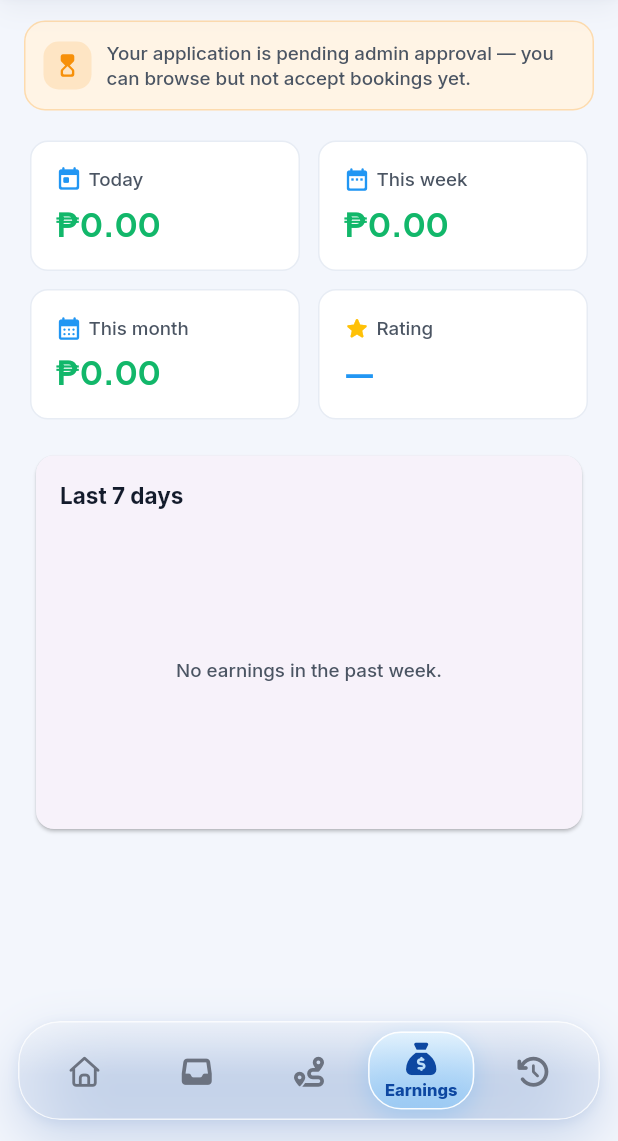
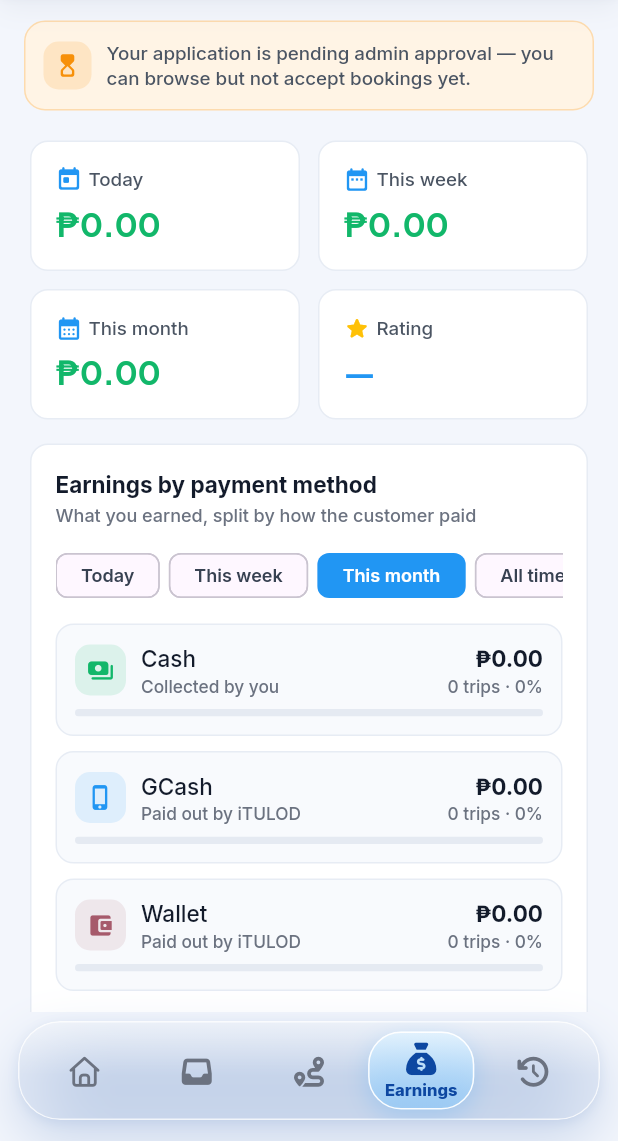
Before and after one commit to jhosnhel07/app_itulod, a Flutter app: the RiderDashboardScreen screen opened directly, item 4 of the bottom bar chosen, on a phone screen of 412 x 824 dp, the part 95-1236 px from its top. Run offline on Flutter 3.47's test engine with Material 3 defaults, Android fonts, the phone set to English and light mode, and no system bars; our stand-ins replace cached_network_image, firebase_core, firebase_messaging, fl_chart, flutter_dotenv, flutter_local_notifications and 13 more; accounts and stored records are empty; network calls fail.

Commit message:
1.0.32: rider earnings by Cash / GCash / Wallet, plus records
Earnings now shows what the rider earned from cash, GCash and wallet
trips (today / this week / this month / all time, with trip counts and
shares) and a list of every paid trip filterable by method, with what the
customer paid, the commission and the rider's share. Matches the web.

Co-Authored-By: Claude Opus 5.5 <noreply@anthropic.com>

```diff
--- a/lib/features/rider/data/rider_repository.dart
+++ b/lib/features/rider/data/rider_repository.dart
@@ -15,6 +15,8 @@ class RiderEarnings {
   final double month;
   final double averageRating;
   final List<double> last7Days; // oldest → newest
+  /// Every paid trip, newest first (web: Earnings records).
+  final List<EarningRecord> records;
 
   const RiderEarnings({
     this.today = 0,
@@ -22,7 +24,31 @@ class RiderEarnings {
     this.month = 0,
     this.averageRating = 0,
     this.last7Days = const [0, 0, 0, 0, 0, 0, 0],
+    this.records = const [],
   });
+}
+
+/// One paid trip: what the customer paid, iTULOD's commission and the
+/// rider's share, and how it was paid (cash / gcash / wallet).
+class EarningRecord {
+  final String method;
+  final String bookingType;
+  final double amount;
+  final double commission;
+  final double payout;
+  final DateTime createdAt;
+
+  const EarningRecord({
+    required this.method,
+    required this.bookingType,
+    required this.amount,
+    required this.commission,
+    required this.payout,
+    required this.createdAt,
+  });
+
+  /// A cancellation / no-show fee goes to the rider whole (no commission).
+  bool get isFee => commission == 0 && amount == payout;
 }
 
 /// "Your day at a glance" snapshot for the rider home tab — mirrors the web
@@ -452,14 +478,25 @@ class RiderRepository {
 
     final payments = await _supabase
         .from('payments')
-        .select('rider_payout, created_at')
+        .select('rider_payout, created_at, method, amount, platform_commission, booking_type, status')
         .eq('rider_id', riderId);
 
+    final records = <EarningRecord>[];
     for (final row in (payments as List)) {
       final payout = (row['rider_payout'] as num?)?.toDouble() ?? 0;
       final created = DateTime.tryParse(row['created_at'] as String? ?? '');
       if (created == null) continue;
       final local = created.toLocal();
+      if (row['status'] == 'paid') {
+        records.add(EarningRecord(
+          method: row['method'] as String? ?? '',
+          bookingType: row['booking_type'] as String? ?? '',
+          amount: (row['amount'] as num?)?.toDouble() ?? 0,
+          commission: (row['platform_commission'] as num?)?.toDouble() ?? 0,
+          payout: payout,
+          createdAt: local,
+        ));
+      }
       if (!local.isBefore(startOfDay)) today += payout;
       if (!local.isBefore(startOfWeek)) week += payout;
       if (!local.isBefore(startOfMonth)) month += payout;
@@ -490,6 +527,7 @@ class RiderRepository {
       month: month,
       averageRating: ratingCount > 0 ? ratingSum / ratingCount : 0,
       last7Days: daily,
+      records: records..sort((a, b) => b.createdAt.compareTo(a.createdAt)),
     );
   }
 
--- /dev/null
+++ b/lib/features/rider/presentation/widgets/rider_earnings_breakdown.dart
@@ -0,0 +1,307 @@
+import 'package:flutter/material.dart';
+import '../../../../core/constants/app_colors.dart';
+import '../../../../core/constants/app_typography.dart';
+import '../../../../core/utils/formatters.dart';
+import '../../data/rider_repository.dart';
+
+// Rider → Earnings: what the rider earned split by how the customer paid, and
+// every paid trip (web: rider.js renderPaySplit / renderPayRecords).
+
+class _Method {
+  final String key, label, hint;
+  final IconData icon;
+  final Color Function() color;
+  const _Method(this.key, this.label, this.icon, this.hint, this.color);
+}
+
+final _methods = <_Method>[
+  _Method('cash', 'Cash', Icons.payments_rounded, 'Collected by you', () => AppColors.success),
+  _Method('gcash', 'GCash', Icons.phone_iphone_rounded, 'Paid out by iTULOD', () => AppColors.primary),
+  _Method('wallet', 'Wallet', Icons.account_balance_wallet_rounded, 'Paid out by iTULOD', () => AppColors.secondaryDark),
+];
+_Method? _methodOf(String key) {
+  for (final m in _methods) {
+    if (m.key == key) return m;
+  }
+  return null;
+}
+
+const _kindLabel = {'transport': 'Ride', 'food': 'Food', 'parcel': 'Parcel', 'hauling': 'Hauling'};
+
+class _Pills extends StatelessWidget {
+  final List<(String, String)> options; // (value, label)
+  final String selected;
+  final ValueChanged<String> onChanged;
+  const _Pills({required this.options, required this.selected, required this.onChanged});
+
+  @override
+  Widget build(BuildContext context) {
+    return SingleChildScrollView(
+      scrollDirection: Axis.horizontal,
+      child: Row(
+        children: [
+          for (final o in options)
+            Padding(
+              padding: const EdgeInsets.only(right: 6),
+              child: ChoiceChip(
+                label: Text(o.$2),
+                selected: o.$1 == selected,
+                onSelected: (_) => onChanged(o.$1),
+                showCheckmark: false,
+                selectedColor: AppColors.primary,
+                labelStyle: AppTypography.caption.copyWith(
+                  fontWeight: FontWeight.w600,
+                  color: o.$1 == selected ? Colors.white : AppColors.neutral700,
+                ),
+                visualDensity: VisualDensity.compact,
+              ),
+            ),
+        ],
+      ),
+    );
+  }
+}
+
+class _Section extends StatelessWidget {
+  final String title, subtitle;
+  final Widget child;
+  const _Section({required this.title, required this.subtitle, required this.child});
+
+  @override
+  Widget build(BuildContext context) {
+    return Container(
+      width: double.infinity,
+      padding: const EdgeInsets.all(16),
+      decoration: BoxDecoration(
+        color: AppColors.surface,
+        borderRadius: BorderRadius.circular(12),
+        border: Border.all(color: AppColors.cardBorder),
+      ),
+      child: Column(
+        crossAxisAlignment: CrossAxisAlignment.start,
+        children: [
+          Text(title, style: AppTypography.bodyBold),
+          const SizedBox(height: 2),
+          Text(subtitle, style: AppTypography.caption),
+          const SizedBox(height: 12),
+          child,
+        ],
+      ),
+    );
+  }
+}
+
+/// Cash / GCash / Wallet totals for a period, with trip counts and shares.
+class PaymentSplitCard extends StatefulWidget {
+  final List<EarningRecord> records;
+  const PaymentSplitCard({super.key, required this.records});
+
+  @override
+  State<PaymentSplitCard> createState() => _PaymentSplitCardState();
+}
+
+class _PaymentSplitCardState extends State<PaymentSplitCard> {
+  String _range = 'month';
+
+  DateTime? _from() {
+    final now = DateTime.now();
+    final day = DateTime(now.year, now.month, now.day);
+    switch (_range) {
+      case 'day':
+        return day;
+      case 'week':
+        return day.subtract(Duration(days: now.weekday % 7));
+      case 'month':
+        return DateTime(now.year, now.month, 1);
+      default:
+        return null;
+    }
+  }
+
+  @override
+  Widget build(BuildContext context) {
+    final from = _from();
+    final inRange = widget.records.where((r) => from == null || !r.createdAt.isBefore(from)).toList();
+    final total = inRange.fold<double>(0, (a, r) => a + r.payout);
+    return _Section(
+      title: 'Earnings by payment method',
+      subtitle: 'What you earned, split by how the customer paid',
+      child: Column(
+        crossAxisAlignment: CrossAxisAlignment.start,
+        children: [
+          _Pills(
+            options: const [('day', 'Today'), ('week', 'This week'), ('month', 'This month'), ('all', 'All time')],
+            selected: _range,
+            onChanged: (v) => setState(() => _range = v),
+          ),
+          const SizedBox(height: 12),
+          for (final m in _methods) _splitRow(m, inRange, total),
+          const SizedBox(height: 4),
+          Text(
+            'Cash: you collected it and owe iTULOD the commission. GCash and Wallet: iTULOD received it and pays your share out to you.',
+            style: AppTypography.caption.copyWith(fontSize: 11.5),
+          ),
+        ],
+      ),
+    );
+  }
+
+  Widget _splitRow(_Method m, List<EarningRecord> inRange, double total) {
+    final rows = inRange.where((r) => r.method == m.key).toList();
+    final earned = rows.fold<double>(0, (a, r) => a + r.payout);
+    final share = total > 0 ? earned / total : 0.0;
+    final color = m.color();
+    return Container(
+      margin: const EdgeInsets.only(bottom: 10),
+      padding: const EdgeInsets.all(12),
+      decoration: BoxDecoration(
+        color: AppColors.neutral50,
+        borderRadius: BorderRadius.circular(12),
+        border: Border.all(color: AppColors.cardBorder),
+      ),
+      child: Column(
+        children: [
+          Row(
+            children: [
+              Container(
+                width: 34,
+                height: 34,
+                decoration: BoxDecoration(color: color.withValues(alpha: 0.12), borderRadius: BorderRadius.circular(10)),
+                child: Icon(m.icon, size: 18, color: color),
+              ),
+              const SizedBox(width: 10),
+              Expanded(
+                child: Column(
+                  crossAxisAlignment: CrossAxisAlignment.start,
+                  children: [
+                    Text(m.label, style: AppTypography.bodyMedium),
+                    Text(m.hint, style: AppTypography.caption.copyWith(fontSize: 11.5)),
+                  ],
+                ),
+              ),
+              Column(
+                crossAxisAlignment: CrossAxisAlignment.end,
+                children: [
+                  Text(Formatters.currency(earned), style: AppTypography.bodyBold),
+                  Text('${rows.length} trip${rows.length == 1 ? '' : 's'} · ${(share * 100).round()}%',
+                      style: AppTypography.caption.copyWith(fontSize: 11.5)),
+                ],
+              ),
+            ],
+          ),
+          const SizedBox(height: 8),
+          ClipRRect(
+            borderRadius: BorderRadius.circular(99),
+            child: LinearProgressIndicator(
+              value: share,
+              minHeight: 5,
+              backgroundColor: AppColors.neutral200,
+              valueColor: AlwaysStoppedAnimation(color),
+            ),
+          ),
+        ],
+      ),
+    );
+  }
+}
+
+/// Every paid trip, newest first, filterable by payment method.
+class EarningRecordsCard extends StatefulWidget {
+  final List<EarningRecord> records;
+  const EarningRecordsCard({super.key, required this.records});
+
+  @override
+  State<EarningRecordsCard> createState() => _EarningRecordsCardState();
+}
+
+class _EarningRecordsCardState extends State<EarningRecordsCard> {
+  String _filter = 'all';
+  static const _limit = 50;
+
+  @override
+  Widget build(BuildContext context) {
+    final all = widget.records.where((r) => _filter == 'all' || r.method == _filter).toList();
+    final shown = all.take(_limit).toList();
+    return _Section(
+      title: 'Earnings records',
+      subtitle: 'Every paid trip, newest first',
+      child: Column(
+        crossAxisAlignment: CrossAxisAlignment.start,
+        children: [
+          _Pills(
+            options: const [('all', 'All'), ('cash', 'Cash'), ('gcash', 'GCash'), ('wallet', 'Wallet')],
+            selected: _filter,
+            onChanged: (v) => setState(() => _filter = v),
+          ),
+          const SizedBox(height: 6),
+          if (shown.isEmpty)
+            Padding(
+              padding: const EdgeInsets.symmetric(vertical: 20),
+              child: Center(
+                child: Text(
+                  _filter == 'all' ? 'Completed trips show up here with what you earned.' : 'No trips paid this way yet.',
+                  style: AppTypography.captionDark,
+                  textAlign: TextAlign.center,
+                ),
+              ),
+            )
+          else
+            for (var i = 0; i < shown.length; i++) _recordRow(shown[i], last: i == shown.length - 1),
+          if (all.length > _limit)
+            Padding(
+              padding: const EdgeInsets.only(top: 8),
+              child: Center(child: Text('Showing the latest $_limit.', style: AppTypography.caption)),
+            ),
+        ],
+      ),
+    );
+  }
+
+  Widget _recordRow(EarningRecord r, {required bool last}) {
+    final m = _methodOf(r.method);
+    final color = m?.color() ?? AppColors.neutral500;
+    final what = r.isFee ? 'Fee from customer' : (_kindLabel[r.bookingType] ?? 'Trip');
+    return Container(
+      padding: const EdgeInsets.symmetric(vertical: 10),
+      decoration: BoxDecoration(
+        border: last ? null : Border(bottom: BorderSide(color: AppColors.cardBorder)),
+      ),
+      child: Row(
+        children: [
+          Container(
+            width: 34,
+            height: 34,
+            decoration: BoxDecoration(color: color.withValues(alpha: 0.12), borderRadius: BorderRadius.circular(10)),
+            child: Icon(m?.icon ?? Icons.receipt_long_rounded, size: 18, color: color),
+          ),
+          const SizedBox(width: 10),
+          Expanded(
+            child: Column(
+              crossAxisAlignment: CrossAxisAlignment.start,
+              children: [
+                Text(what, style: AppTypography.bodyMedium),
+                Text('${Formatters.date(r.createdAt)} · ${m?.label ?? r.method}',
+                    style: AppTypography.caption.copyWith(fontSize: 11.5)),
+              ],
+            ),
+          ),
+          const SizedBox(width: 8),
+          Flexible(
+            child: Column(
+              crossAxisAlignment: CrossAxisAlignment.end,
+              children: [
+                Text('+${Formatters.currency(r.payout)}',
+                    style: AppTypography.bodyBold.copyWith(color: AppColors.success)),
+                Text(
+                  'Paid ${Formatters.currency(r.amount)}${r.commission > 0 ? ' · commission ${Formatters.currency(r.commission)}' : ''}',
+                  style: AppTypography.caption.copyWith(fontSize: 11),
+                  textAlign: TextAlign.right,
+                ),
+              ],
+            ),
+          ),
+        ],
+      ),
+    );
+  }
+}
--- a/lib/features/rider/presentation/widgets/rider_earnings_tab.dart
+++ b/lib/features/rider/presentation/widgets/rider_earnings_tab.dart
@@ -7,6 +7,7 @@ import '../../../../core/constants/app_typography.dart';
 import '../../../auth/presentation/providers/auth_provider.dart';
 import '../../data/rider_repository.dart';
 import 'rider_balance_card.dart';
+import 'rider_earnings_breakdown.dart';
 
 final riderEarningsProvider = FutureProvider.autoDispose<RiderEarnings>((ref) async {
   final repo = ref.watch(riderRepositoryProvider);
@@ -113,7 +114,11 @@ class RiderEarningsTab extends ConsumerWidget {
                   ),
                 ],
               ),
-              const SizedBox(height: 20),
+              const SizedBox(height: 16),
+              PaymentSplitCard(records: earnings.records),
+              const SizedBox(height: 16),
+              EarningRecordsCard(records: earnings.records),
+              const SizedBox(height: 16),
               Card(
                 child: Padding(
                   padding: const EdgeInsets.all(16),
--- a/pubspec.yaml
+++ b/pubspec.yaml
@@ -2,7 +2,7 @@ name: app_itulod
 description: "Ilocos Transport Utility and Logistics Operation for Delivery Mobile Application"
 publish_to: 'none'
 
-version: 1.0.31+32
+version: 1.0.32+33
 
 environment:
   # flutter_map 8 requires Dart >= 3.6.0
```
Also changed, not shown: 1 other file.
